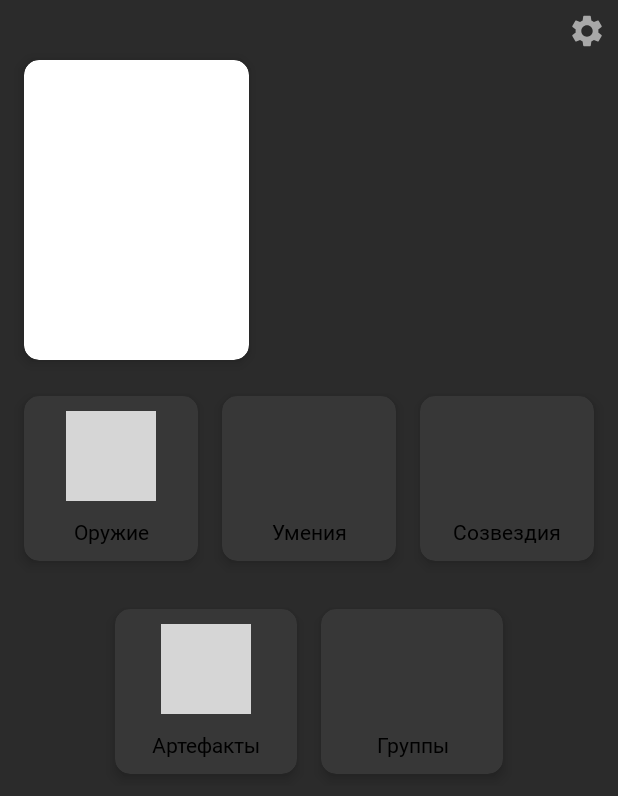
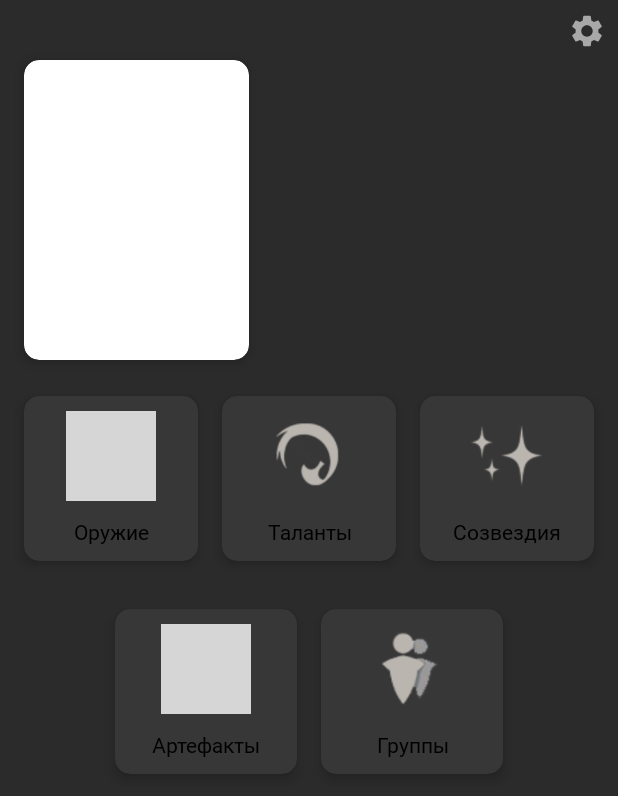
Before and after one commit to NymiKo/Genshin_helper, an Android app: the HeroProfileFragment screen opened through its navigation route, on a phone screen of 412 x 824 dp. Shown: the top 796 px of the screen. Run offline under Robolectric (Android 15) with nearby library versions, the phone set to English and light mode, and no system bars; our stand-ins replace Dagger/Hilt's generated code, Picasso, Room's generated code, navigation-ui; 3 statements that could not run were skipped; grey boxes are pictures that could not be loaded.

Commit message:
refactor ui: setup section icons

```diff
--- a/app/src/main/java/com/easyprog/genshin/fragments/BaseFragment.kt
+++ b/app/src/main/java/com/easyprog/genshin/fragments/BaseFragment.kt
@@ -7,7 +7,7 @@ import android.view.ViewGroup
 import androidx.fragment.app.Fragment
 import androidx.viewbinding.ViewBinding
 
-abstract class BaseFragment<T : ViewBinding>(private val bindingInflater: (layoutInflater: LayoutInflater) -> T) :
+abstract class BaseFragment<T : ViewBinding>(private val bindingInflater: (LayoutInflater) -> T) :
     Fragment() {
 
     private var _binding: T? = null
@@ -18,7 +18,7 @@ abstract class BaseFragment<T : ViewBinding>(private val bindingInflater: (layou
         container: ViewGroup?,
         savedInstanceState: Bundle?
     ): View? {
-        _binding = bindingInflater.invoke(inflater)
+        _binding = bindingInflater(inflater)
         return binding.root
     }
 
@@ -26,5 +26,4 @@ abstract class BaseFragment<T : ViewBinding>(private val bindingInflater: (layou
         super.onDestroyView()
         _binding = null
     }
-
 }
--- a/app/src/main/res/layout/fragment_hero_profile.xml
+++ b/app/src/main/res/layout/fragment_hero_profile.xml
@@ -21,12 +21,12 @@
         android:id="@+id/card_profile_hero_avatar"
         android:layout_width="150dp"
         android:layout_height="200dp"
+        android:layout_marginHorizontal="16dp"
         android:layout_marginTop="40dp"
-        android:layout_marginHorizontal="16dp"
         app:cardCornerRadius="10dp"
         app:cardElevation="5dp"
         app:layout_constraintStart_toStartOf="parent"
-        app:layout_constraintTop_toTopOf="parent" >
+        app:layout_constraintTop_toTopOf="parent">
 
         <ImageView
             android:id="@+id/image_profile_hero_avatar"
@@ -52,10 +52,10 @@
         android:id="@+id/section_group_1"
         android:layout_width="match_parent"
         android:layout_height="wrap_content"
+        android:layout_marginHorizontal="8dp"
+        android:layout_marginTop="16dp"
         android:orientation="horizontal"
         android:weightSum="9"
-        android:layout_marginTop="16dp"
-        android:layout_marginHorizontal="8dp"
         app:layout_constraintEnd_toEndOf="parent"
         app:layout_constraintStart_toStartOf="parent"
         app:layout_constraintTop_toBottomOf="@+id/card_profile_hero_avatar">
@@ -105,6 +105,7 @@
                 <ImageView
                     android:id="@+id/imageView_skills"
                     style="@style/image_view_sections"
+                    android:src="@drawable/section_skills"
                     app:layout_constraintEnd_toEndOf="parent"
                     app:layout_constraintStart_toStartOf="parent"
                     app:layout_constraintTop_toTopOf="parent" />
@@ -135,6 +136,7 @@
                 <ImageView
                     android:id="@+id/imageView_constellations"
                     style="@style/image_view_sections"
+                    android:src="@drawable/section_constellations"
                     app:layout_constraintEnd_toEndOf="parent"
                     app:layout_constraintStart_toStartOf="parent"
                     app:layout_constraintTop_toTopOf="parent" />
@@ -157,11 +159,11 @@
         android:id="@+id/section_group_2"
         android:layout_width="match_parent"
         android:layout_height="wrap_content"
+        android:layout_marginHorizontal="8dp"
+        android:layout_marginTop="16dp"
+        android:gravity="center"
         android:orientation="horizontal"
         android:weightSum="9"
-        android:gravity="center"
-        android:layout_marginTop="16dp"
-        android:layout_marginHorizontal="8dp"
         app:layout_constraintEnd_toEndOf="parent"
         app:layout_constraintStart_toStartOf="parent"
         app:layout_constraintTop_toBottomOf="@+id/section_group_1">
@@ -211,6 +213,7 @@
                 <ImageView
                     android:id="@+id/imageView_groups"
                     style="@style/image_view_sections"
+                    android:src="@drawable/section_team"
                     app:layout_constraintEnd_toEndOf="parent"
                     app:layout_constraintStart_toStartOf="parent"
                     app:layout_constraintTop_toTopOf="parent" />
--- a/app/src/main/res/values/strings.xml
+++ b/app/src/main/res/values/strings.xml
@@ -22,7 +22,7 @@
     <string name="elevation_materials">• Материалы возвышения</string>
     <string name="materials_for_talents">• Материалы для талантов</string>
     <string name="farm_of_artifacts">• Фарм артефактов</string>
-    <string name="skills">Умения</string>
+    <string name="skills">Таланты</string>
     <string name="constellations">Созвездия</string>
     <string name="groups">Группы</string>
     <string name="name"><b>Имя:</b></string>
```
Also changed, not shown: app/src/main/res/drawable/section_constellations.png (added), app/src/main/res/drawable/section_skills.png (added), app/src/main/res/drawable/section_team.png (added).
